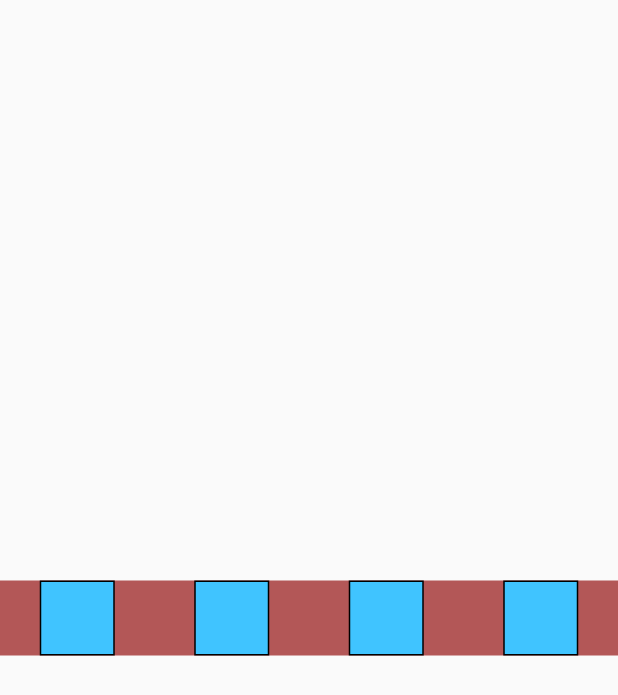
After one commit to Abhay987/all_widget_included, a Flutter app: the screen it shows after launch, after a tap on "Row&Column Launch", on a phone screen of 412 x 824 dp. The commit adds this screen. Shown: the top 695 px of the screen. Run offline on Flutter 3.47's test engine with Material 2 defaults, Android fonts, the phone set to English and light mode, and no system bars.

Commit message:
Add row and column data

```diff
--- a/lib/main.dart
+++ b/lib/main.dart
@@ -2,6 +2,7 @@ import 'package:flutter/material.dart';
 import 'package:myfirstapp/grid_data.dart';
 import 'package:myfirstapp/img_screen.dart';
 import 'package:myfirstapp/list_data.dart';
+import 'package:myfirstapp/row_column.dart';
 
 void main() {
   runApp(MaterialApp(
@@ -11,6 +12,7 @@ void main() {
         '/thd': (context) => const ThdScr(),
         '/imgscr':(context) => const ImgScr(),
         '/gridscr':(context) =>  GridData(),
+        '/rowcol':(context) =>  const RowColumn(),
 
       },));
 }
@@ -33,6 +35,8 @@ class MyApp extends StatelessWidget {
        ElevatedButton(onPressed: (){ Navigator.pushNamed(context, '/imgscr');}, child: const Text('Image Launch')),
         ElevatedButton(onPressed: (){ Navigator.push(context, MaterialPageRoute(builder: (context)=> ListData(),));}, child: const Text('Listview Launch')),
         ElevatedButton(onPressed: (){ Navigator.pushNamed(context, '/gridscr');}, child: const Text('Grid Launch')),
+        ElevatedButton(onPressed: (){ Navigator.pushNamed(context, '/rowcol');}, child: const Text('Row&Column Launch')),
+
        ],
     ),)
      );
--- /dev/null
+++ b/lib/row_column.dart
@@ -0,0 +1,31 @@
+import 'package:flutter/material.dart';
+class RowColumn extends StatelessWidget {
+  const RowColumn({ Key? key }) : super(key: key);
+
+  @override
+  Widget build(BuildContext context) {
+    return MaterialApp(
+      home: Scaffold(body: SafeArea(child: Center(
+        child: Container(
+          color: const Color.fromARGB(255, 179, 87, 87),child: Row(mainAxisAlignment: MainAxisAlignment.spaceAround,
+            children: [
+_bluebox(),
+_bluebox(),
+_bluebox(),
+_bluebox(),
+        ],)),
+      ))),
+    );
+  }
+}
+Widget _bluebox(){
+  return Container(
+    width: 50,
+    height: 50,
+    decoration: BoxDecoration(
+      color: Colors.lightBlueAccent,
+      border: Border.all(),
+    ),
+
+  );
+}
```
